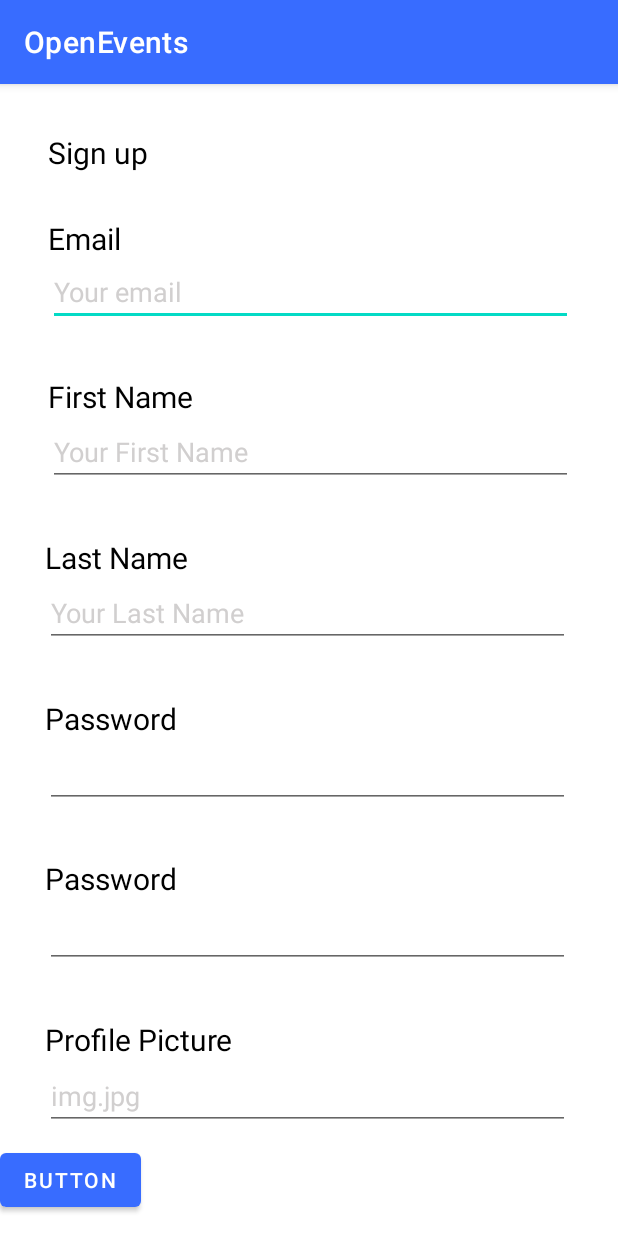
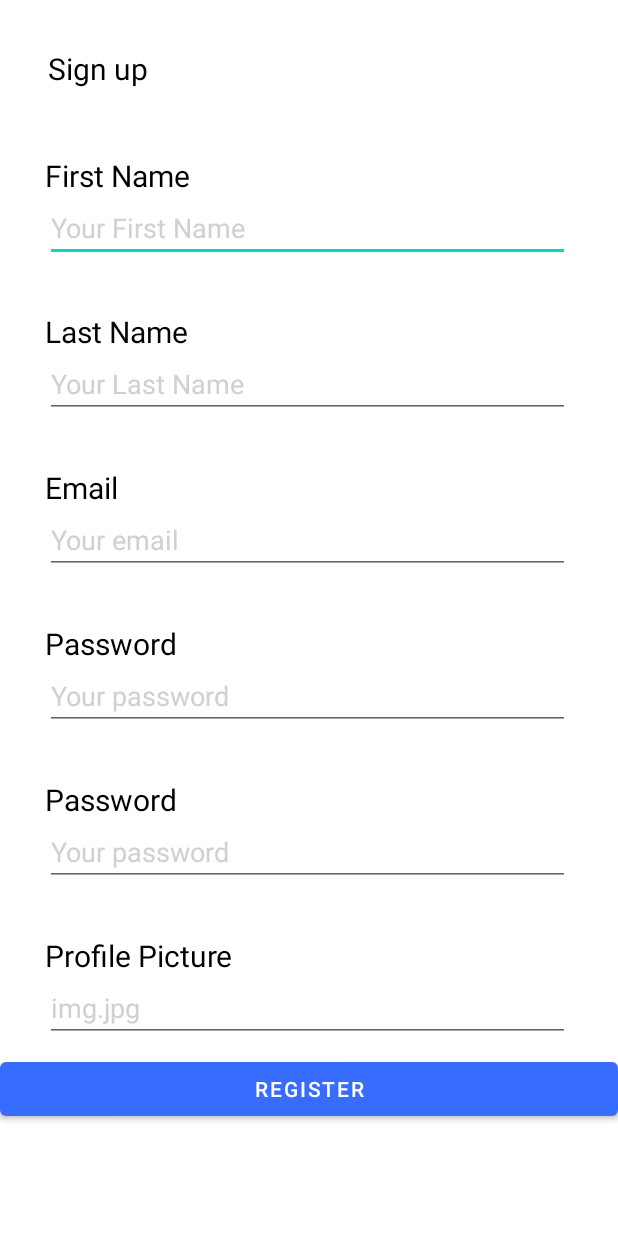
Before and after one commit to OscarRD2/OpenEvents, an Android app: the SingUpActivity screen opened directly, with no data from a screen before it, on a phone screen of 412 x 824 dp. Run offline under Robolectric (Android 15) with nearby library versions, the phone set to English and light mode, and no system bars.

Commit message:
Register All (DONE)

```diff
--- a/app/src/main/java/com/androidpprog2/openevents/SingUpActivity.java
+++ b/app/src/main/java/com/androidpprog2/openevents/SingUpActivity.java
@@ -10,5 +10,7 @@ public class SingUpActivity extends AppCompatActivity {
     protected void onCreate(Bundle savedInstanceState) {
         super.onCreate(savedInstanceState);
         setContentView(R.layout.activity_sing_up);
+        getSupportActionBar().hide();
+
     }
 }
--- a/app/src/main/res/layout/activity_sing_up.xml
+++ b/app/src/main/res/layout/activity_sing_up.xml
@@ -1,10 +1,24 @@
 <?xml version="1.0" encoding="utf-8"?>
+
 <androidx.constraintlayout.widget.ConstraintLayout xmlns:android="http://schemas.android.com/apk/res/android"
     xmlns:app="http://schemas.android.com/apk/res-auto"
     xmlns:tools="http://schemas.android.com/tools"
     android:layout_width="match_parent"
     android:layout_height="match_parent"
     tools:context=".SingUpActivity">
+
+
+
+    <ScrollView
+        android:layout_width="match_parent"
+        android:layout_height="match_parent"
+        tools:layout_editor_absoluteX="0dp"
+        tools:layout_editor_absoluteY="363dp">
+
+        <LinearLayout
+            android:layout_width="match_parent"
+            android:layout_height="wrap_content"
+            android:orientation="vertical">
 
             <TextView
                 android:id="@+id/textViewSignUp"
@@ -20,57 +34,48 @@
                 app:layout_constraintStart_toStartOf="parent"
                 app:layout_constraintTop_toTopOf="parent" />
 
-    <EditText
-        android:id="@+id/editTextEmail"
+
+
+            <TextView
+                android:id="@+id/first_name"
                 android:layout_width="350dp"
-        android:layout_height="40dp"
-        android:layout_marginStart="32dp"
-        android:layout_marginEnd="29dp"
-        android:layout_marginBottom="16dp"
-        android:ems="10"
-        android:inputType="textPersonName"
-        android:text="@string/email_placeholder"
-        android:textColor="#D1CFCF"
-        app:layout_constraintBottom_toTopOf="@+id/textViewFirstName"
+                android:layout_height="31dp"
+                android:layout_marginStart="30dp"
+                android:layout_marginTop="35dp"
+                android:layout_marginEnd="31dp"
+                android:text="@string/first_name"
+                android:textColor="#000000"
+                android:textSize="20sp"
+                app:layout_constraintBottom_toTopOf="@+id/editTextLastName"
                 app:layout_constraintEnd_toEndOf="parent"
                 app:layout_constraintHorizontal_bias="0.0"
                 app:layout_constraintStart_toStartOf="parent"
-        app:layout_constraintTop_toBottomOf="@+id/textViewEmail" />
-
-    <Button
-        android:id="@+id/button"
-        android:layout_width="wrap_content"
-        android:layout_height="wrap_content"
-        android:layout_marginTop="8dp"
-        android:text="Button"
-        app:layout_constraintBottom_toBottomOf="parent"
-        app:layout_constraintTop_toBottomOf="@+id/textViewProfilePicture"
-        app:layout_constraintVertical_bias="0.761"
-        tools:layout_editor_absoluteX="158dp" />
+                app:layout_constraintTop_toBottomOf="@+id/editTextFirstName" />
 
             <EditText
                 android:id="@+id/editTextFirstName"
                 android:layout_width="350dp"
                 android:layout_height="40dp"
-        android:layout_marginStart="32dp"
-        android:layout_marginEnd="29dp"
-        android:layout_marginBottom="16dp"
+                android:layout_marginStart="30dp"
+                android:layout_marginEnd="31dp"
+                android:layout_marginBottom="7dp"
                 android:ems="10"
                 android:inputType="textPersonName"
                 android:text="@string/first_name_placeholder"
                 android:textColor="#D1CFCF"
-        app:layout_constraintBottom_toTopOf="@+id/textViewLastName"
+                app:layout_constraintBottom_toTopOf="@+id/button"
                 app:layout_constraintEnd_toEndOf="parent"
                 app:layout_constraintHorizontal_bias="0.0"
                 app:layout_constraintStart_toStartOf="parent"
-        app:layout_constraintTop_toBottomOf="@+id/textViewFirstName" />
+                app:layout_constraintTop_toBottomOf="@+id/textViewProfilePicture" />
+
 
             <TextView
-        android:id="@+id/textViewLastName"
+                android:id="@+id/editTextLastName"
                 android:layout_width="350dp"
                 android:layout_height="31dp"
                 android:layout_marginStart="30dp"
-        android:layout_marginTop="16dp"
+                android:layout_marginTop="25dp"
                 android:layout_marginEnd="31dp"
                 android:text="@string/last_name"
                 android:textColor="#000000"
@@ -90,6 +95,139 @@
                 android:layout_marginBottom="7dp"
                 android:ems="10"
                 android:inputType="textPersonName"
+                android:text="@string/last_name_placeholder"
+                android:textColor="#D1CFCF"
+                app:layout_constraintBottom_toTopOf="@+id/button"
+                app:layout_constraintEnd_toEndOf="parent"
+                app:layout_constraintHorizontal_bias="0.0"
+                app:layout_constraintStart_toStartOf="parent"
+                app:layout_constraintTop_toBottomOf="@+id/textViewProfilePicture" />
+
+
+            <TextView
+                android:id="@+id/editTextTextEmailAddress"
+                android:layout_width="350dp"
+                android:layout_height="31dp"
+                android:layout_marginStart="30dp"
+                android:layout_marginTop="25dp"
+                android:layout_marginEnd="31dp"
+                android:text="@string/email"
+                android:textColor="#000000"
+                android:textSize="20sp"
+                app:layout_constraintBottom_toTopOf="@+id/editTextLastName"
+                app:layout_constraintEnd_toEndOf="parent"
+                app:layout_constraintHorizontal_bias="0.0"
+                app:layout_constraintStart_toStartOf="parent"
+                app:layout_constraintTop_toBottomOf="@+id/editTextFirstName" />
+
+            <EditText
+                android:id="@+id/email"
+                android:layout_width="350dp"
+                android:layout_height="40dp"
+                android:layout_marginStart="30dp"
+                android:layout_marginEnd="31dp"
+                android:layout_marginBottom="7dp"
+                android:ems="10"
+                android:inputType="textPersonName"
+                android:text="@string/email_placeholder"
+                android:textColor="#D1CFCF"
+                app:layout_constraintBottom_toTopOf="@+id/button"
+                app:layout_constraintEnd_toEndOf="parent"
+                app:layout_constraintHorizontal_bias="0.0"
+                app:layout_constraintStart_toStartOf="parent"
+                app:layout_constraintTop_toBottomOf="@+id/textViewProfilePicture" />
+
+
+            <TextView
+                android:id="@+id/password"
+                android:layout_width="350dp"
+                android:layout_height="31dp"
+                android:layout_marginStart="30dp"
+                android:layout_marginTop="25dp"
+                android:layout_marginEnd="31dp"
+                android:text="@string/password"
+                android:textColor="#000000"
+                android:textSize="20sp"
+                app:layout_constraintBottom_toTopOf="@+id/editTextLastName"
+                app:layout_constraintEnd_toEndOf="parent"
+                app:layout_constraintHorizontal_bias="0.0"
+                app:layout_constraintStart_toStartOf="parent"
+                app:layout_constraintTop_toBottomOf="@+id/editTextFirstName" />
+
+            <EditText
+                android:id="@+id/password_toggle"
+                android:layout_width="350dp"
+                android:layout_height="40dp"
+                android:layout_marginStart="30dp"
+                android:layout_marginEnd="31dp"
+                android:layout_marginBottom="7dp"
+                android:ems="10"
+                android:inputType="textPersonName"
+                android:text="@string/password_hint"
+                android:textColor="#D1CFCF"
+                app:layout_constraintBottom_toTopOf="@+id/button"
+                app:layout_constraintEnd_toEndOf="parent"
+                app:layout_constraintHorizontal_bias="0.0"
+                app:layout_constraintStart_toStartOf="parent"
+                app:layout_constraintTop_toBottomOf="@+id/textViewProfilePicture" />
+
+
+
+            <TextView
+                android:layout_width="350dp"
+                android:layout_height="31dp"
+                android:layout_marginStart="30dp"
+                android:layout_marginTop="25dp"
+                android:layout_marginEnd="31dp"
+                android:text="@string/password"
+                android:textColor="#000000"
+                android:textSize="20sp"
+                app:layout_constraintBottom_toTopOf="@+id/editTextLastName"
+                app:layout_constraintEnd_toEndOf="parent"
+                app:layout_constraintHorizontal_bias="0.0"
+                app:layout_constraintStart_toStartOf="parent"
+                app:layout_constraintTop_toBottomOf="@+id/editTextFirstName" />
+
+            <EditText
+                android:layout_width="350dp"
+                android:layout_height="40dp"
+                android:layout_marginStart="30dp"
+                android:layout_marginEnd="31dp"
+                android:layout_marginBottom="7dp"
+                android:ems="10"
+                android:inputType="textPersonName"
+                android:text="@string/password_hint"
+                android:textColor="#D1CFCF"
+                app:layout_constraintBottom_toTopOf="@+id/button"
+                app:layout_constraintEnd_toEndOf="parent"
+                app:layout_constraintHorizontal_bias="0.0"
+                app:layout_constraintStart_toStartOf="parent"
+                app:layout_constraintTop_toBottomOf="@+id/textViewProfilePicture" />
+
+            <TextView
+                android:id="@+id/textViewProfilePicture"
+                android:layout_width="350dp"
+                android:layout_height="31dp"
+                android:layout_marginStart="30dp"
+                android:layout_marginTop="25dp"
+                android:layout_marginEnd="31dp"
+                android:text="@string/profile_image"
+                android:textColor="#000000"
+                android:textSize="20sp"
+                app:layout_constraintBottom_toTopOf="@+id/editTextLastName"
+                app:layout_constraintEnd_toEndOf="parent"
+                app:layout_constraintHorizontal_bias="0.0"
+                app:layout_constraintStart_toStartOf="parent"
+                app:layout_constraintTop_toBottomOf="@+id/editTextFirstName" />
+
+            <EditText
+                android:layout_width="350dp"
+                android:layout_height="40dp"
+                android:layout_marginStart="30dp"
+                android:layout_marginEnd="31dp"
+                android:layout_marginBottom="7dp"
+                android:ems="10"
+                android:inputType="textPersonName"
                 android:text="@string/profile_image_placeholder"
                 android:textColor="#D1CFCF"
                 app:layout_constraintBottom_toTopOf="@+id/button"
@@ -98,131 +236,14 @@
                 app:layout_constraintStart_toStartOf="parent"
                 app:layout_constraintTop_toBottomOf="@+id/textViewProfilePicture" />
 
-    <EditText
-        android:id="@+id/editTextPassword"
-        android:layout_width="350dp"
-        android:layout_height="40dp"
-        android:layout_marginStart="30dp"
-        android:layout_marginEnd="31dp"
-        android:layout_marginBottom="16dp"
-        android:ems="10"
-        android:inputType="textPassword"
-        app:layout_constraintBottom_toTopOf="@+id/textViewPassword2"
-        app:layout_constraintEnd_toEndOf="parent"
-        app:layout_constraintHorizontal_bias="0.0"
-        app:layout_constraintStart_toStartOf="parent"
-        app:layout_constraintTop_toBottomOf="@+id/textViewPassword" />
+            <Button
+                android:id="@+id/button2"
+                android:layout_width="match_parent"
+                android:layout_height="wrap_content"
+                android:text="Register" />
 
-    <EditText
-        android:id="@+id/editTextLastName"
-        android:layout_width="350dp"
-        android:layout_height="40dp"
-        android:layout_marginStart="30dp"
-        android:layout_marginEnd="31dp"
-        android:layout_marginBottom="16dp"
-        android:ems="10"
-        android:inputType="textPersonName"
-        android:text="@string/last_name_placeholder"
-        android:textColor="#D1CFCF"
-        app:layout_constraintBottom_toTopOf="@+id/textViewPassword"
-        app:layout_constraintEnd_toEndOf="parent"
-        app:layout_constraintHorizontal_bias="0.0"
-        app:layout_constraintStart_toStartOf="parent"
-        app:layout_constraintTop_toBottomOf="@+id/textViewLastName" />
 
-    <TextView
-        android:id="@+id/textViewPassword"
-        android:layout_width="350dp"
-        android:layout_height="31dp"
-        android:layout_marginStart="30dp"
-        android:layout_marginTop="16dp"
-        android:layout_marginEnd="31dp"
-        android:text="@string/password"
-        android:textColor="#000000"
-        android:textSize="20sp"
-        app:layout_constraintBottom_toTopOf="@+id/editTextPassword"
-        app:layout_constraintEnd_toEndOf="parent"
-        app:layout_constraintHorizontal_bias="0.0"
-        app:layout_constraintStart_toStartOf="parent"
-        app:layout_constraintTop_toBottomOf="@+id/editTextLastName" />
-
-    <TextView
-        android:id="@+id/textViewFirstName"
-        android:layout_width="350dp"
-        android:layout_height="31dp"
-        android:layout_marginStart="32dp"
-        android:layout_marginTop="16dp"
-        android:layout_marginEnd="29dp"
-        android:text="@string/first_name"
-        android:textColor="#000000"
-        android:textSize="20sp"
-        app:layout_constraintBottom_toTopOf="@+id/editTextFirstName"
-        app:layout_constraintEnd_toEndOf="parent"
-        app:layout_constraintHorizontal_bias="0.0"
-        app:layout_constraintStart_toStartOf="parent"
-        app:layout_constraintTop_toBottomOf="@+id/editTextEmail" />
-
-    <TextView
-        android:id="@+id/textViewProfilePicture"
-        android:layout_width="350dp"
-        android:layout_height="32dp"
-        android:layout_marginStart="30dp"
-        android:layout_marginTop="16dp"
-        android:layout_marginEnd="31dp"
-        android:text="@string/profile_image"
-        android:textColor="#000000"
-        android:textSize="20sp"
-        app:layout_constraintBottom_toTopOf="@+id/editTextLastName2"
-        app:layout_constraintEnd_toEndOf="parent"
-        app:layout_constraintHorizontal_bias="0.0"
-        app:layout_constraintStart_toStartOf="parent"
-        app:layout_constraintTop_toBottomOf="@+id/editTextPassword2" />
-
-    <TextView
-        android:id="@+id/textViewPassword2"
-        android:layout_width="350dp"
-        android:layout_height="31dp"
-        android:layout_marginStart="30dp"
-        android:layout_marginTop="16dp"
-        android:layout_marginEnd="31dp"
-        android:text="@string/password"
-        android:textColor="#000000"
-        android:textSize="20sp"
-        app:layout_constraintBottom_toTopOf="@+id/editTextPassword2"
-        app:layout_constraintEnd_toEndOf="parent"
-        app:layout_constraintHorizontal_bias="0.0"
-        app:layout_constraintStart_toStartOf="parent"
-        app:layout_constraintTop_toBottomOf="@+id/editTextPassword" />
-
-    <EditText
-        android:id="@+id/editTextPassword2"
-        android:layout_width="350dp"
-        android:layout_height="40dp"
-        android:layout_marginStart="30dp"
-        android:layout_marginEnd="31dp"
-        android:layout_marginBottom="16dp"
-        android:ems="10"
-        android:inputType="textPassword"
-        app:layout_constraintBottom_toTopOf="@+id/textViewProfilePicture"
-        app:layout_constraintEnd_toEndOf="parent"
-        app:layout_constraintHorizontal_bias="0.0"
-        app:layout_constraintStart_toStartOf="parent"
-        app:layout_constraintTop_toBottomOf="@+id/textViewPassword2" />
-
-    <TextView
-        android:id="@+id/textViewEmail"
-        android:layout_width="350dp"
-        android:layout_height="30dp"
-        android:layout_marginStart="32dp"
-        android:layout_marginTop="19dp"
-        android:layout_marginEnd="29dp"
-        android:text="@string/email"
-        android:textColor="#000000"
-        android:textSize="20sp"
-        app:layout_constraintBottom_toTopOf="@+id/editTextEmail"
-        app:layout_constraintEnd_toEndOf="parent"
-        app:layout_constraintHorizontal_bias="0.0"
-        app:layout_constraintStart_toStartOf="parent"
-        app:layout_constraintTop_toBottomOf="@+id/textViewSignUp" />
+        </LinearLayout>
+    </ScrollView>
 
 </androidx.constraintlayout.widget.ConstraintLayout>
```
Lines whose indentation alone changed are shown as unchanged.
